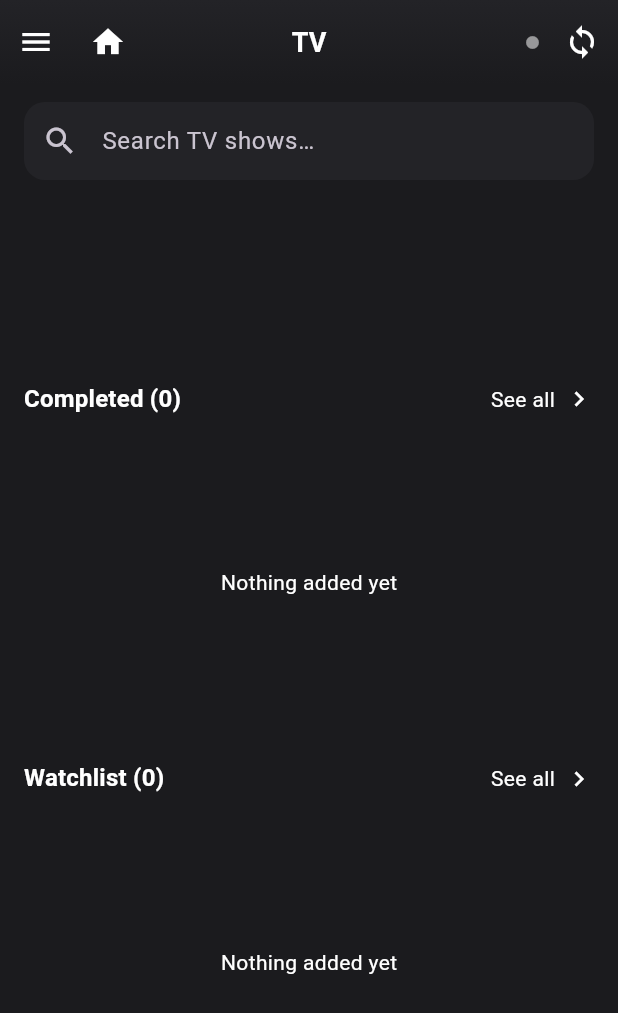
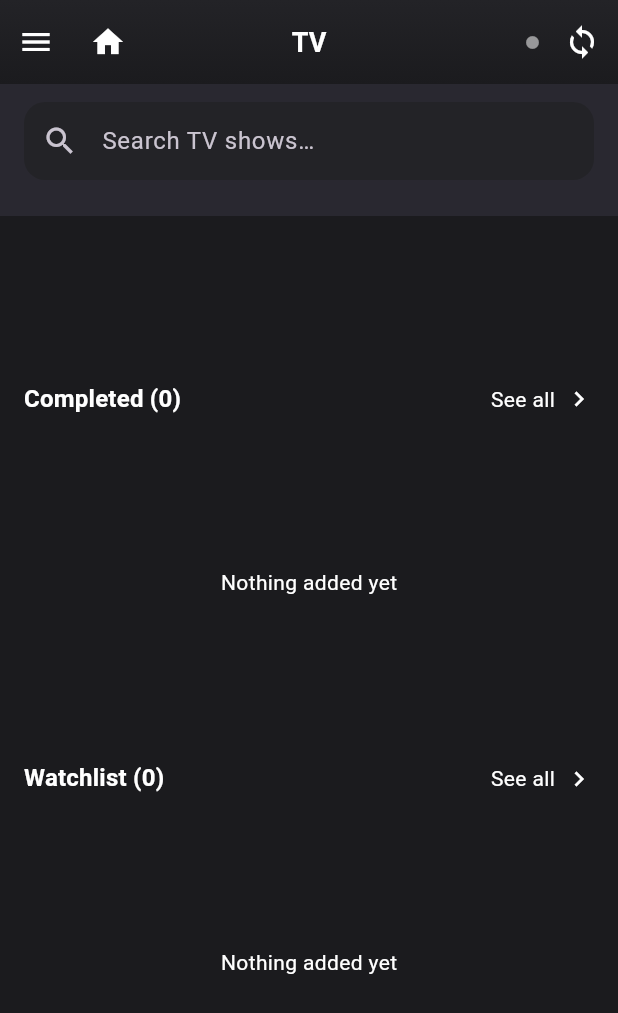
Before and after one commit to Maxpaxio/MediaTracker, a Flutter app: the HomePage screen opened by its route, scrolled down 159 dp, on a phone screen of 412 x 824 dp. Shown: the top 1013 px of the screen. Run offline on Flutter 3.47's test engine with Material 3 defaults, Android fonts, the phone set to English and light mode, and no system bars; our stand-ins replace flutter_svg, js, shared_preferences; missing offline and left inert: dart:html, dart:js_util, flutter_appauth; accounts and stored records are empty; network calls fail.

Commit message:
Compat: remove scrolledUnderElevation/surfaceTintColor from SliverAppBar for older Flutter; keep grey-removed via transparent shadow and zero elevation

```diff
--- a/lib/pages/films_page.dart
+++ b/lib/pages/films_page.dart
@@ -171,8 +171,6 @@ class _FilmsPageState extends State<FilmsPage> {
             automaticallyImplyLeading: false,
             toolbarHeight: 88,
             elevation: 0,
-            scrolledUnderElevation: 0,
-            surfaceTintColor: Colors.transparent,
             shadowColor: Colors.transparent,
             backgroundColor: Theme.of(context).scaffoldBackgroundColor,
             flexibleSpace: SafeArea(
--- a/lib/pages/home_page.dart
+++ b/lib/pages/home_page.dart
@@ -228,8 +228,6 @@ class _HomePageState extends State<HomePage> {
               automaticallyImplyLeading: false,
               toolbarHeight: 88,
               elevation: 0,
-              scrolledUnderElevation: 0,
-              surfaceTintColor: Colors.transparent,
               shadowColor: Colors.transparent,
               backgroundColor: Theme.of(context).scaffoldBackgroundColor,
               flexibleSpace: SafeArea(
```
